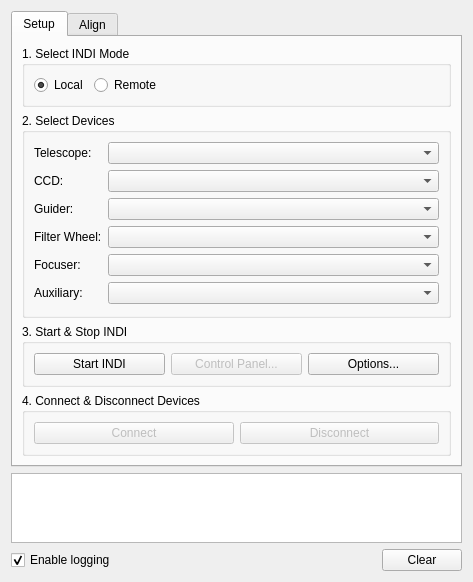
Qt form kstars/ekos/ekosmanager.ui (KDE/kstars) before a commit.
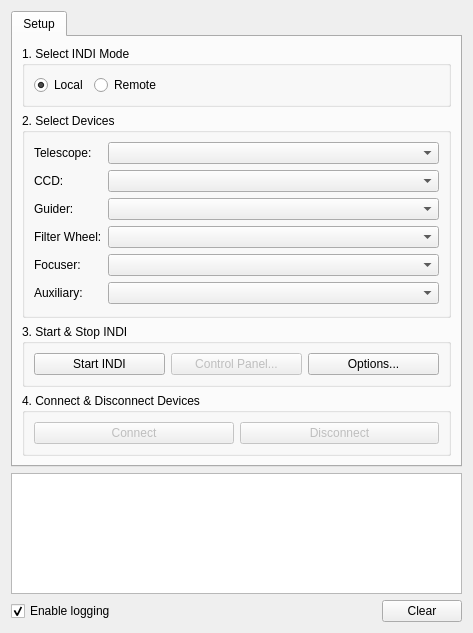
The same form after that commit. Custom widgets are drawn as their Qt base class.

What changed in the file:
```diff
--- a/kstars/ekos/ekosmanager.ui
+++ b/kstars/ekos/ekosmanager.ui
@@ -7,7 +7,7 @@
     <x>0</x>
     <y>0</y>
     <width>473</width>
-    <height>552</height>
+    <height>633</height>
    </rect>
   </property>
   <property name="windowTitle">
@@ -277,11 +277,6 @@
        </item>
       </layout>
      </widget>
-     <widget class="QWidget" name="alignTab">
-      <attribute name="title">
-       <string>Align</string>
-      </attribute>
-     </widget>
     </widget>
    </item>
    <item>
```
